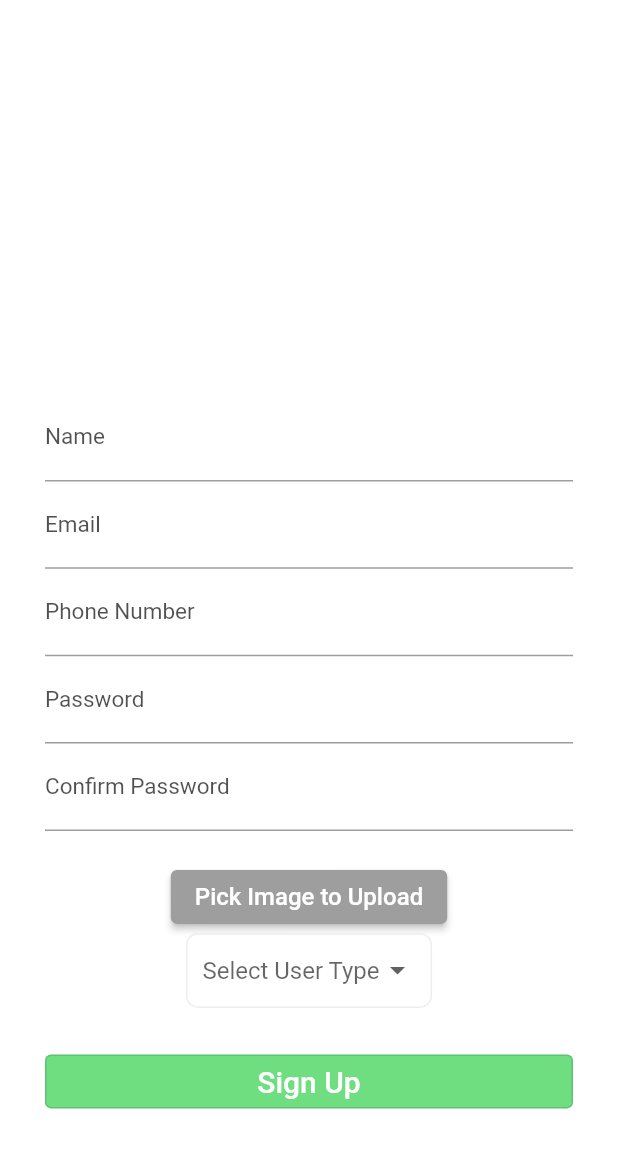
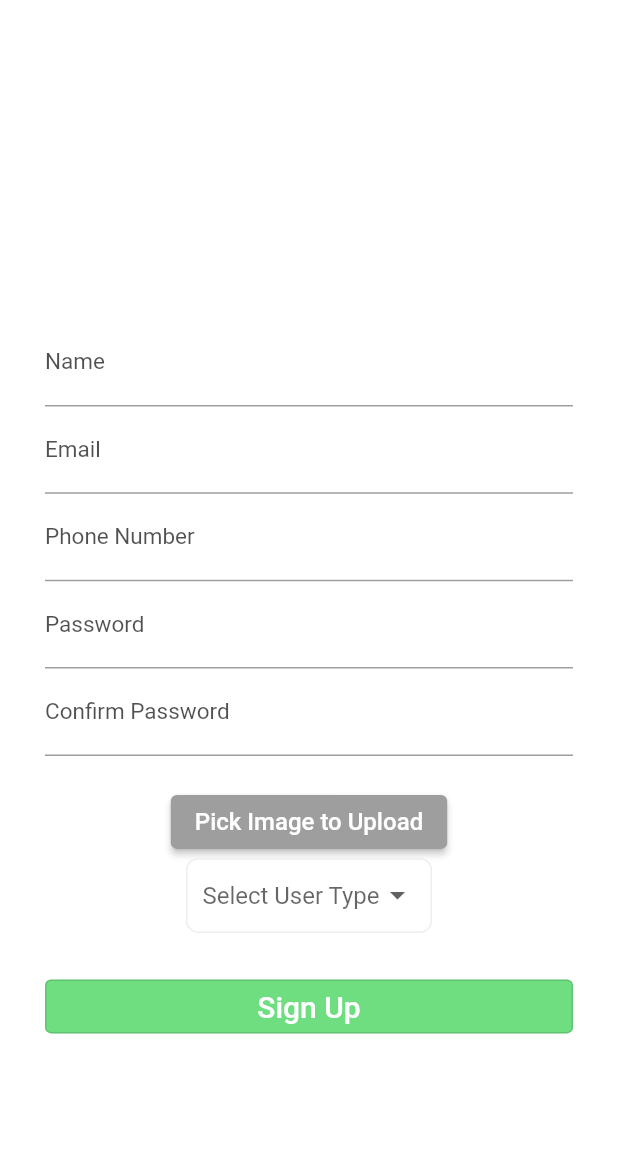
Before and after one commit to raian-ruku/RentEase, a Flutter app: the SignUp screen opened directly, on a phone screen of 412 x 824 dp, the part 65-1233 px from its top. Run offline on Flutter 3.47's test engine with Material 2 defaults, Android fonts, the phone set to English and light mode, and no system bars; our stand-ins replace cloud_firestore, firebase_core, get, image_picker; accounts and stored records are empty.

Commit message:
change in UI

```diff
--- a/lib/SignUp/Pages/sign_up.dart
+++ b/lib/SignUp/Pages/sign_up.dart
@@ -74,7 +74,7 @@ class _SignUpState extends State<SignUp> {
                 mainAxisAlignment: MainAxisAlignment.start,
                 crossAxisAlignment: CrossAxisAlignment.start,
                 children: [
-                  const SizedBox(height: 250),
+                  const SizedBox(height: 200),
                   TextFormField(
                     validator: (value) {
                       if (value!.isEmpty) {
```
